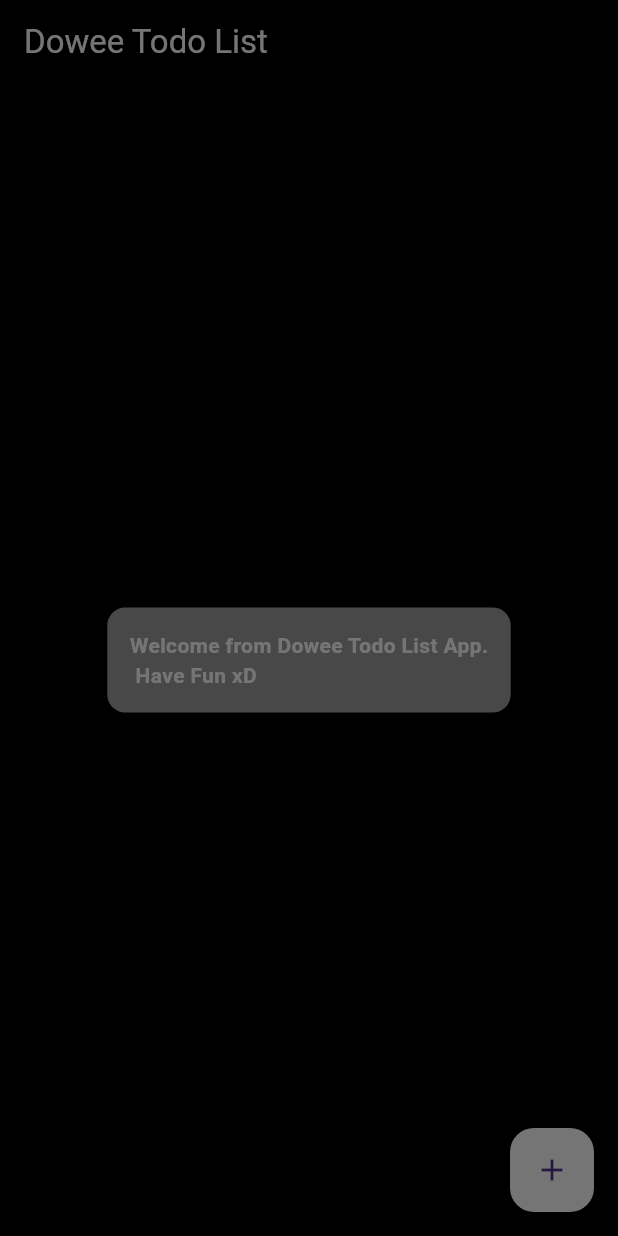
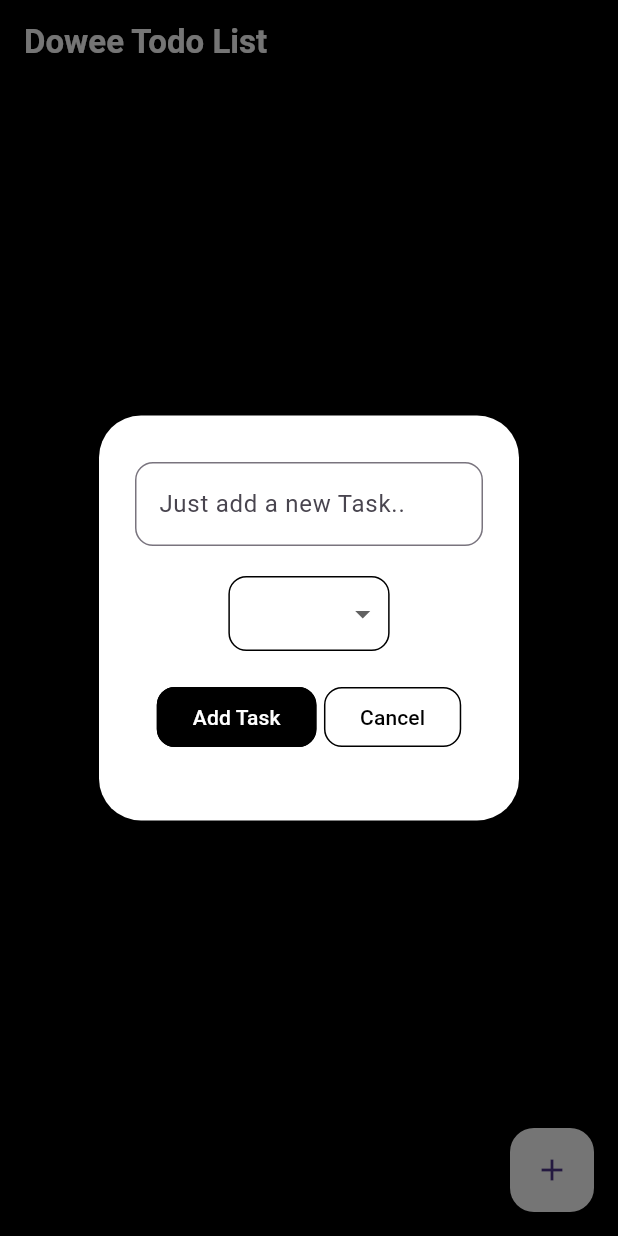
Before and after one commit to yellhtet-ux/dowee-todo-flutter-app, a Flutter app: the screen it shows after launch, after a tap on the "add" icon, on a phone screen of 412 x 824 dp. Run offline on Flutter 3.47's test engine with Material 3 defaults, Android fonts, the phone set to English and light mode, and no system bars; our stand-ins replace hive, hive_flutter; accounts and stored records are empty.

Commit message:
Integrated Local Database(HIVE) and add bussiness logic.

```diff
--- a/lib/localdb/task_db.dart
+++ b/lib/localdb/task_db.dart
@@ -1,17 +1,79 @@
+import 'package:dowee_app/main.dart';
 import 'package:dowee_app/model/task.dart';
-import 'package:hive_flutter/hive_flutter.dart';
-import 'package:dowee_app/main.dart';
+
+const String toDoBoxKey = "TODOLIST";
 
 class TaskDatabase {
   Map<String, List<Task>> toDoList = {};
 
   //! Load data
   void loadDBData() {
-    // toDoList = dooWeeBox.get(key);
+    final Map? rawData = dooWeeBox.get(toDoBoxKey);
+
+    print("DEBUG:: RAW HIVE DATA: $rawData");
+
+    if (rawData is Map) {
+      toDoList = rawData.map<String, List<Task>>((key, value) {
+        return MapEntry(key as String, List<Task>.from(value));
+      });
+    }
+
+    print("DEBUG:: LOADED TO DO LIST: $toDoList");
   }
 
   //! Update the database
-  void updateDBData() {
-    // dooWeeBox.put("TODOLIST", toDoList);
+  void updateDBData(String status, Task newTask) {
+    if (!toDoList.containsKey(status)) {
+      toDoList[status] = [];
+    }
+    toDoList[status]!.add(newTask);
+    dooWeeBox.put(toDoBoxKey, toDoList);
+    print("DEBUG:: SAVED TO DO LIST $toDoList");
+    loadDBData();
+  }
+
+  void updateTaskStatausChangedDBData(
+    String? selectedStatus,
+    int index,
+    Task selectedTask,
+    String categoryTitle,
+  ) {
+    if (selectedStatus == null) return;
+    toDoList[categoryTitle]?.removeAt(index) ?? [];
+    if (!toDoList.containsKey(selectedStatus)) {
+      toDoList[selectedStatus]!.add(selectedTask);
+    } else {
+      toDoList[selectedStatus]?.add(
+      Task(taskName: selectedTask.taskName, taskStatus: selectedStatus),
+    );
+    }
+    dooWeeBox.put(toDoBoxKey, toDoList);
+    loadDBData();
   }
 }
+
+class TaskMock {
+  static final Map<String, List<Task>> _mockToDoList = {
+    TaskStatus.toDo: [
+      Task(taskName: "Holla", taskStatus: TaskStatus.toDo),
+      Task(taskName: "Another Holla", taskStatus: TaskStatus.toDo),
+    ],
+
+    TaskStatus.inProgress: [
+      Task(taskName: "Hello", taskStatus: TaskStatus.inProgress),
+      Task(taskName: "Another Hello", taskStatus: TaskStatus.inProgress),
+    ],
+
+    TaskStatus.completed: [
+      Task(taskName: "Mingalabar", taskStatus: TaskStatus.completed),
+      Task(taskName: "Another Mingalabar", taskStatus: TaskStatus.completed),
+      Task(taskName: "Another Mingalabar 2", taskStatus: TaskStatus.completed),
+    ],
+
+    TaskStatus.onHold: [
+      Task(taskName: "Bonjour", taskStatus: TaskStatus.onHold),
+      Task(taskName: "Another Bonjour", taskStatus: TaskStatus.inProgress),
+      Task(taskName: "Another Bonjour 2", taskStatus: TaskStatus.onHold),
+    ],
+  };
+}
--- a/lib/main.dart
+++ b/lib/main.dart
@@ -3,18 +3,21 @@ import 'package:dowee_app/pages/dowee_home_page.dart';
 import 'package:flutter/material.dart';
 import 'package:hive_flutter/hive_flutter.dart';
 
-late Box<Task> dooWeeBox;
+late Box dooWeeBox;
 
 const String taskBoxName = "doo-wee-box";
 
 void main() async {
+  //! Ensure all the flutter engine and framework fully initialized.
+  WidgetsFlutterBinding.ensureInitialized();
+
   //! Initialize Hive
   await Hive.initFlutter();
 
   //! Open the box
   Hive.registerAdapter<Task>(TaskAdapter());
 
-  dooWeeBox = await Hive.openBox<Task>(taskBoxName);
+  dooWeeBox = await Hive.openBox(taskBoxName);
 
   runApp(const MyApp());
 }
--- a/lib/pages/dowee_home_page.dart
+++ b/lib/pages/dowee_home_page.dart
@@ -1,6 +1,9 @@
+// ignore_for_file: unnecessary_this, invalid_use_of_protected_member
+
 import 'package:dowee_app/localdb/task_db.dart';
 import 'package:dowee_app/model/task.dart';
 import 'package:dowee_app/utils/components/dowee_task_list.dart';
+import 'package:dowee_app/utils/components/newtask_dialogbox.dart';
 import 'package:flutter/material.dart';
 
 class DoweeHomePage extends StatefulWidget {
@@ -14,35 +17,11 @@ class _DoweeHomePageState extends State<DoweeHomePage> {
   //! Initialze db
   TaskDatabase db = TaskDatabase();
 
-  //! This function is called when the status of a task is changed
-  //! It updates the task list by removing the task from its current category
-  //! and adding it to the new category based on the selected status
-  void _onStatusChanged(
-    String? selectedStatus,
-    int index,
-    Task selectedTask,
-    String categoryTitle,
-  ) {
-    setState(() {
-      if (selectedStatus == null) return;
-      db.toDoList[categoryTitle]?.removeAt(index) ?? [];
-      db.toDoList[selectedStatus]?.add(
-        Task(taskName: selectedTask.taskName, taskStatus: selectedStatus),
-      );
-    });
+  //! Selected Status State
+  String? _selectedNewTaskStatus;
 
-    db.updateDBData();
-  }
-
-  //! To create new task
-  void createNewTaskHandler() {
-    showDialog(
-      context: context,
-      builder: (context) {
-        return AlertDialog();
-      },
-    );
-  }
+  //! New Task Text Field Controlelr
+  final _newTaskTFController = TextEditingController();
 
   @override
   void initState() {
@@ -56,25 +35,33 @@ class _DoweeHomePageState extends State<DoweeHomePage> {
     return Scaffold(
       backgroundColor: Colors.black,
       appBar: AppBar(
-        title: Text("Dowee Todo List"),
+        title: Text(
+          "Dowee Todo List",
+          style: TextStyle(fontWeight: FontWeight.bold),
+        ),
         elevation: 0,
         backgroundColor: Colors.black,
         foregroundColor: Colors.white,
       ),
 
       body: db.toDoList.isEmpty
-          ? Center(
+          ? Padding(
+              padding: const EdgeInsets.only(left: 25.0, right: 25.0),
+              child: Center(
                 child: Container(
-                padding: EdgeInsets.all(15.0),
+                  padding: EdgeInsets.all(20.0),
                   decoration: BoxDecoration(
                     color: Colors.grey,
                     borderRadius: BorderRadius.circular(12.0),
                   ),
                   child: Text(
                     "Welcome from Dowee Todo List App.\n Have Fun xD",
+                    maxLines: 2,
+                    textAlign: TextAlign.center,
                     style: TextStyle(
                       fontWeight: FontWeight.bold,
                       color: Colors.white,
+                    ),
                   ),
                 ),
               ),
@@ -130,10 +117,74 @@ class _DoweeHomePageState extends State<DoweeHomePage> {
               }).toList(),
             ),
       floatingActionButton: FloatingActionButton(
-        onPressed: createNewTaskHandler,
+        onPressed: createNewTaskDialogHandler,
         child: Icon(Icons.add),
         backgroundColor: Theme.of(context).colorScheme.onPrimary,
       ),
     );
   }
 }
+
+//! State Management Loic are in Here...
+extension _DoweeHomePageStateExt on _DoweeHomePageState {
+  //! This function is called when the status of a task is changed
+  //! It updates the task list by removing the task from its current category
+  //! and adding it to the new category based on the selected status
+  void _onStatusChanged(
+    String? selectedStatus,
+    int index,
+    Task selectedTask,
+    String categoryTitle,
+  ) {
+    setState(() {
+      db.updateTaskStatausChangedDBData(
+        selectedStatus,
+        index,
+        selectedTask,
+        categoryTitle,
+      );
+    });
+  }
+
+  //! Create New Task Action
+  void createNewTask(BuildContext context) {
+    setState(() {
+      db.updateDBData(
+        _selectedNewTaskStatus ?? "",
+        Task(
+          taskName: _newTaskTFController.text,
+          taskStatus: _selectedNewTaskStatus ?? "",
+        ),
+      );
+    });
+
+    Navigator.of(context).pop(); //? Dismiss the diague
+  }
+
+  //! New Task Status Change
+  void newTaskStatusChanded(String? status) {
+    setState(() {
+      _selectedNewTaskStatus = status;
+    });
+  }
+
+  //! To create new task
+  void createNewTaskDialogHandler() {
+    showDialog(
+      context: context,
+      builder: (context) {
+        return NewTaskDialogBox(
+          newTaskTFController: _newTaskTFController,
+          addNewTaskOnPressed: () {
+            createNewTask(context);
+          },
+          cancelPressed: () => Navigator.of(context).pop(),
+          statusChangePressed: (value) {
+            newTaskStatusChanded(value);
+          },
+          taskStatus: _selectedNewTaskStatus,
+        );
+      },
+    );
+  }
+}
--- /dev/null
+++ b/lib/utils/components/custom_button.dart
@@ -0,0 +1,31 @@
+import 'package:flutter/material.dart';
+
+class CustomButton extends StatelessWidget {
+  final String btnName;
+  final VoidCallback btnAction;
+  final Color backgroundColor;
+  final Color foregroundColor;
+  Color borderColor;
+  CustomButton({
+    super.key,
+    required this.btnName,
+    required this.btnAction,
+    required this.backgroundColor,
+    required this.foregroundColor,
+    this.borderColor = Colors.black
+  });
+
+  @override
+  Widget build(BuildContext context) {
+    return OutlinedButton(
+      onPressed: btnAction,
+      child: Text(btnName),
+      style: OutlinedButton.styleFrom(
+        backgroundColor: backgroundColor,
+        foregroundColor: foregroundColor,
+        side: BorderSide(color: borderColor),
+        shape: RoundedRectangleBorder(borderRadius: BorderRadiusGeometry.circular(12.0)),
+      ),
+    );
+  }
+}
--- /dev/null
+++ b/lib/utils/components/newtask_dialogbox.dart
@@ -0,0 +1,114 @@
+// ignore_for_file: sized_box_for_whitespace
+
+import 'package:dowee_app/model/task.dart';
+import 'package:dowee_app/utils/components/custom_button.dart';
+import 'package:flutter/material.dart';
+
+class NewTaskDialogBox extends StatelessWidget {
+  final String? taskStatus;
+  final TextEditingController? newTaskTFController;
+  final VoidCallback addNewTaskOnPressed;
+  final VoidCallback cancelPressed;
+  final ValueChanged<String?>? statusChangePressed;
+  const NewTaskDialogBox({
+    super.key,
+    required this.taskStatus,
+    required this.addNewTaskOnPressed,
+    required this.cancelPressed,
+    required this.statusChangePressed,
+    required this.newTaskTFController,
+  });
+
+  @override
+  Widget build(BuildContext context) {
+    return AlertDialog(
+      backgroundColor: Colors.white,
+      content: Container(
+        height: 230,
+        child: Padding(
+          padding: const EdgeInsets.only(top: 15.0),
+          child: Column(
+            spacing: 20.0,
+            children: [
+              //! New Task Text Field
+              TextField(
+                controller: newTaskTFController,
+                decoration: InputDecoration(
+                  hintText: "Just add a new Task..",
+                  border: OutlineInputBorder(
+                    borderRadius: BorderRadius.circular(12.0),
+                  ),
+                ),
+              ),
+
+              //! Status Dropdown
+              Container(
+                padding: EdgeInsets.only(left: 5,right: 5),
+                decoration: BoxDecoration(
+                  color: Colors.white,
+                  borderRadius: BorderRadius.circular(12.0),
+                  border: BoxBorder.all(color: Colors.black),
+                ),
+                child: DropdownButton(
+                  items: [
+                    DropdownMenuItem(
+                      child: Text(TaskStatus.inProgress),
+                      value: TaskStatus.inProgress,
+                    ),
+                    DropdownMenuItem(
+                      child: Text(TaskStatus.completed),
+                      value: TaskStatus.completed,
+                    ),
+                    DropdownMenuItem(
+                      child: Text(TaskStatus.onHold),
+                      value: TaskStatus.onHold,
+                    ),
+                    DropdownMenuItem(
+                      child: Text(TaskStatus.cancelled),
+                      value: TaskStatus.cancelled,
+                    ),
+                    DropdownMenuItem(
+                      child: Text(TaskStatus.toDo),
+                      value: TaskStatus.toDo,
+                    ),
+                  ],
+                  value: taskStatus,
+                  onChanged: statusChangePressed,
+                  style: TextStyle(
+                    color: Colors.black,
+                    fontWeight: FontWeight.w500,
+                  ),
+                  underline: SizedBox(),
+                  borderRadius: BorderRadius.circular(12.0),
+                ),
+              ),
+
+              // Buttons
+              Row(
+                mainAxisAlignment: MainAxisAlignment.center,
+                spacing: 5.0,
+                //! Add Task Btn
+                children: [
+                  CustomButton(
+                    btnName: "Add Task",
+                    btnAction: addNewTaskOnPressed,
+                    backgroundColor: Colors.black,
+                    foregroundColor: Colors.white,
+                  ),
+
+                  //! Cancel Btn
+                  CustomButton(
+                    btnName: "Cancel",
+                    btnAction: cancelPressed,
+                    backgroundColor: Colors.white,
+                    foregroundColor: Colors.black,
+                  ),
+                ],
+              ),
+            ],
+          ),
+        ),
+      ),
+    );
+  }
+}
```
Also changed, not shown: 1 other file. Lines whose indentation alone changed are shown as unchanged.
